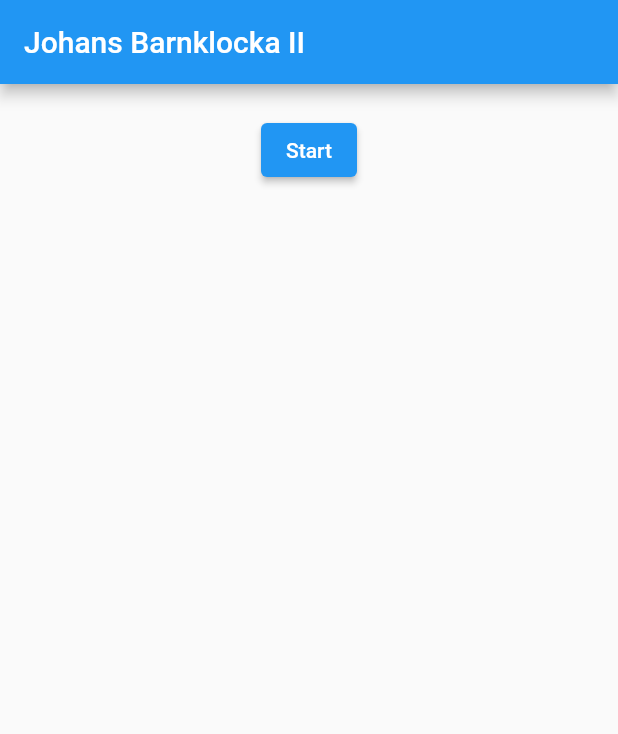
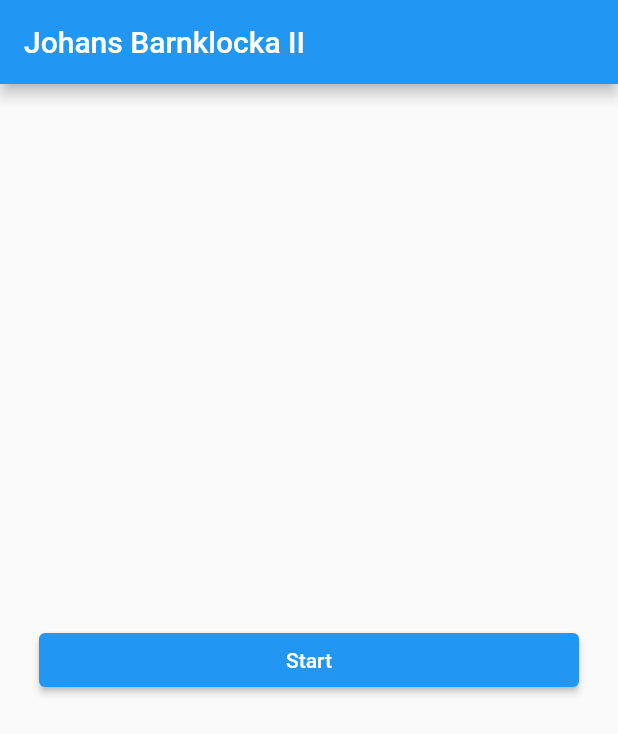
Before and after one commit to walles/barnklocka2, a Flutter app: the screen it shows after launch, on a phone screen of 412 x 824 dp. Shown: the top 734 px of the screen. Run offline on Flutter 3.47's test engine with Material 2 defaults, Android fonts, the phone set to English and light mode, and no system bars.

Commit message:
Center initial start button

```diff
--- a/lib/gamestate.dart
+++ b/lib/gamestate.dart
@@ -59,7 +59,6 @@ class GameState {
     _questionNumberOneBased++;
     if (_questionNumberOneBased > questionsPerGame) {
       // Back to the start screen
-
       _questionNumberOneBased = _startScreenNumber;
       _lastGameStats = GameStats(
           DateTime.now().difference(_gameStartTime!), _correctOnFirstAttempt);
--- a/lib/main.dart
+++ b/lib/main.dart
@@ -86,7 +86,7 @@ class _MyHomePageState extends State<MyHomePage> {
 
   @override
   Widget build(BuildContext context) {
-    List<Widget> ui;
+    Column ui;
     if (_gameState.shouldShowStartScreen()) {
       ui = _startScreen();
     } else {
@@ -103,16 +103,13 @@ class _MyHomePageState extends State<MyHomePage> {
               maxWidth:
                   400 // FIXME: What is the unit here? How will this look on different devices?
               ),
-          child: Column(
-            mainAxisAlignment: MainAxisAlignment.start,
-            children: ui,
-          ),
+          child: ui,
         ),
       ),
     );
   }
 
-  List<Widget> _startScreen() {
+  Column _startScreen() {
     List<Widget> widgets = [];
 
     GameStats? stats = _gameState.lastGameStats();
@@ -134,20 +131,23 @@ class _MyHomePageState extends State<MyHomePage> {
           'answers right on the first attempt, and lasted for $durationString.'));
     }
 
-    widgets.add(ElevatedButton(
-        onPressed: () {
-          setState(() {
-            _gameState.start();
-          });
-        },
-        child: const Text('Start')));
+    widgets.add(SizedBox(
+      width: double.infinity,
+      child: ElevatedButton(
+          onPressed: () {
+            setState(() {
+              _gameState.start();
+            });
+          },
+          child: const Text('Start')),
+    ));
 
-    return widgets;
+    return Column(
+        mainAxisAlignment: MainAxisAlignment.center, children: widgets);
   }
 
-  /// These widgets will be shown in a column in the main UI
-  List<Widget> _gameUi() {
-    return [
+  Column _gameUi() {
+    return Column(mainAxisAlignment: MainAxisAlignment.start, children: [
       ////////////////////////////////////////////////////
       //
       // Clock
@@ -204,7 +204,7 @@ class _MyHomePageState extends State<MyHomePage> {
           )
         ],
       )
-    ];
+    ]);
   }
 
   void _handleAnswer() {
```
Also changed, not shown: 1 other file.
